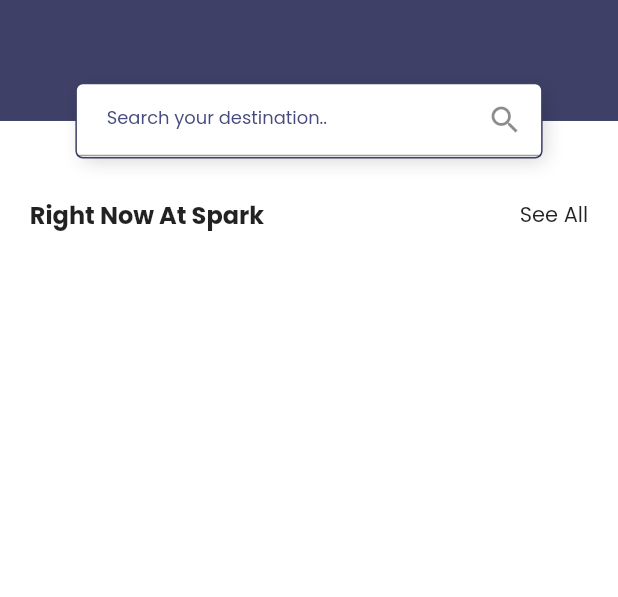
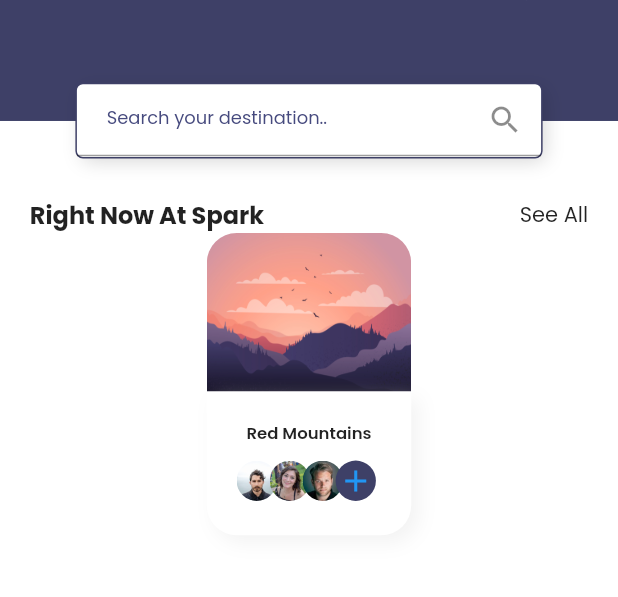
Before and after one commit to nsakenov/travel_app_ui, a Flutter app: the screen it shows after launch, on a phone screen of 412 x 824 dp, the part 349-946 px from its top. Run offline on Flutter 3.47's test engine with Material 2 defaults, Android fonts, the phone set to English and light mode, and no system bars; our stand-ins replace google_fonts.

```diff
--- a/lib/models/User.dart
+++ b/lib/models/User.dart
@@ -4,11 +4,11 @@ class User {
   User({required this.name, required this.image});
 }
 
-// Demo List of Top Travelers
-List<User> topTravelers = [user1, user2, user3, user4];
-
 // demo user
 User user1 = User(name: "James", image: "assets/images/james.png");
 User user2 = User(name: "John", image: "assets/images/John.png");
 User user3 = User(name: "Marry", image: "assets/images/marry.png");
 User user4 = User(name: "Rosy", image: "assets/images/rosy.png");
+
+// Demo List of Top Travelers
+List<User> topTravelers = [user1, user2, user3, user4];
--- a/lib/screens/components/body.dart
+++ b/lib/screens/components/body.dart
@@ -1,6 +1,7 @@
 import 'package:flutter/material.dart';
 import 'package:travel_app_ui/components/section_title.dart';
 import 'package:travel_app_ui/constants.dart';
+import 'package:travel_app_ui/models/TravelSpot.dart';
 import 'package:travel_app_ui/size_config.dart';
 import 'home_header.dart';
 
@@ -20,8 +21,115 @@ class Body extends StatelessWidget {
             title: 'Right Now At Spark',
             press: () {},
           ),
+          SizedBox(
+            width: getProportionateScreenWidth(137),
+            child: Column(
+              children: [
+                AspectRatio(
+                  aspectRatio: 1.29,
+                  child: Container(
+                    decoration: BoxDecoration(
+                        borderRadius: BorderRadius.only(
+                          topLeft: Radius.circular(20),
+                          topRight: Radius.circular(20),
+                        ),
+                        image: DecorationImage(
+                          image: AssetImage(travelSpots[0].image),
+                          fit: BoxFit.cover,
+                        )),
+                  ),
+                ),
+                Container(
+                  width: getProportionateScreenWidth(137),
+                  padding: EdgeInsets.all(
+                    getProportionateScreenWidth(kDefaultPadding),
+                  ),
+                  decoration: BoxDecoration(
+                    color: Colors.white,
+                    boxShadow: [kDefualtShadow],
+                    borderRadius: BorderRadius.only(
+                      bottomLeft: Radius.circular(20),
+                      bottomRight: Radius.circular(20),
+                    ),
+                  ),
+                  child: Column(
+                    children: [
+                      Text(
+                        travelSpots[0].name,
+                        style: TextStyle(
+                          fontSize: 11,
+                          fontWeight: FontWeight.w600,
+                        ),
+                      ),
+                      VerticalSpacing(of: 10),
+                      Travelers()
+                    ],
+                  ),
+                )
+              ],
+            ),
+          )
         ],
       ),
     );
   }
 }
+
+class Travelers extends StatelessWidget {
+  const Travelers({
+    Key? key,
+  }) : super(key: key);
+
+  @override
+  Widget build(BuildContext context) {
+    int totalUser = 0;
+    return SizedBox(
+      width: double.infinity,
+      height: getProportionateScreenWidth(30),
+      child: Stack(
+        clipBehavior: Clip.none,
+        children: [
+          ...List.generate(travelSpots[0].users.length, (index) {
+            totalUser++;
+            return Positioned(
+              left: (22 * index).toDouble(),
+              child: buildTravelerFace(index),
+            );
+          }),
+          Positioned(
+            left: (22 * totalUser).toDouble(),
+            child: SizedBox(
+              height: getProportionateScreenWidth(27),
+              width: getProportionateScreenWidth(27),
+              child: TextButton(
+                style: ButtonStyle(
+                  padding:
+                      MaterialStateProperty.all<EdgeInsets>(EdgeInsets.zero),
+                  backgroundColor: MaterialStateProperty.all(kPrimaryColor),
+                  shape: MaterialStateProperty.all(
+                    RoundedRectangleBorder(
+                      borderRadius: BorderRadius.circular(27.0),
+                    ),
+                  ),
+                ),
+                onPressed: () {},
+                child: Icon(Icons.add),
+              ),
+            ),
+          )
+        ],
+      ),
+    );
+  }
+
+  ClipOval buildTravelerFace(int index) {
+    return ClipOval(
+      child: Image.asset(
+        travelSpots[0].users[index].image,
+        height: getProportionateScreenWidth(27),
+        width: getProportionateScreenWidth(27),
+        fit: BoxFit.cover,
+      ),
+    );
+  }
+}
```
